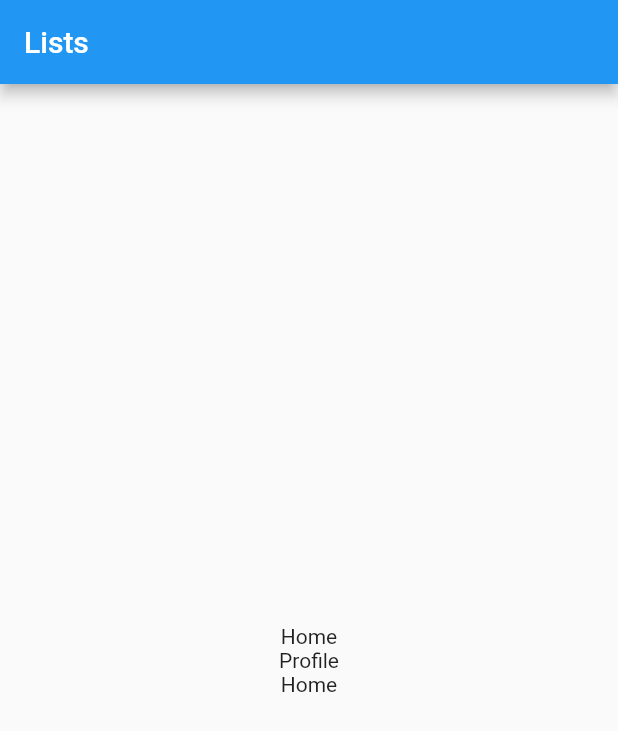
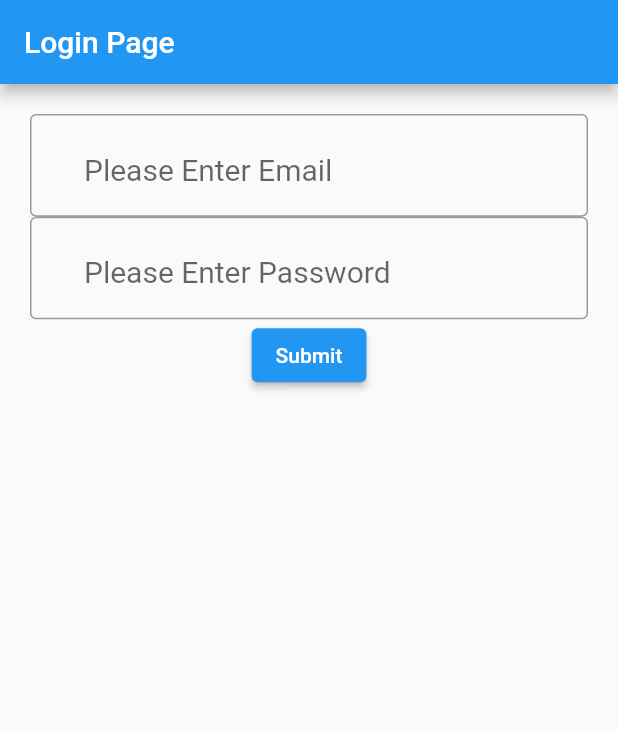
Before and after one commit to mubarakansari715/flutter_demo, a Flutter app: the screen it shows after launch, on a phone screen of 412 x 824 dp. Shown: the top 731 px of the screen. Run offline on Flutter 3.47's test engine with Material 2 defaults, Android fonts, the phone set to English and light mode, and no system bars.

Commit message:
Add textFeildLayout login form

```diff
--- /dev/null
+++ b/lib/login/LoginScreen.dart
@@ -0,0 +1,68 @@
+import 'package:flutter/material.dart';
+
+class LoginScreen extends StatefulWidget {
+  const LoginScreen({super.key});
+
+  @override
+  _TextFieldLayout createState() => _TextFieldLayout();
+}
+
+class _TextFieldLayout extends State<LoginScreen> {
+  final TextEditingController _username = TextEditingController();
+  final TextEditingController _password = TextEditingController();
+
+  @override
+  Widget build(BuildContext context) {
+    return MaterialApp(
+        debugShowCheckedModeBanner: false,
+        home: Scaffold(
+          appBar: AppBar(
+            title: const Text("Login Page"),
+          ),
+          body: Padding(
+            padding: EdgeInsets.fromLTRB(20, 20, 20, 0),
+            child: Center(
+                child: Column(
+              /* mainAxisAlignment: MainAxisAlignment.end,*/
+              children: [
+                TextField(
+                  controller: _username,
+                  onChanged: (text) {
+                    print(text.toLowerCase());
+                  },
+                  textInputAction: TextInputAction.next,
+                  style: TextStyle(fontSize: 20),
+                  decoration: InputDecoration(
+                      prefix: Icon(Icons.person),
+                      suffix: Icon(Icons.check),
+                      hintText: "Please Enter Email",
+                      border: OutlineInputBorder(),
+                      focusedBorder: OutlineInputBorder()),
+                ),
+                TextField(
+                  controller: _password,
+                  onChanged: (text) {
+                    print(text.toLowerCase());
+                  },
+                  textInputAction: TextInputAction.next,
+                  style: TextStyle(fontSize: 20),
+                  decoration: InputDecoration(
+                      prefix: Icon(Icons.lock),
+                      suffix: Icon(Icons.check),
+                      hintText: "Please Enter Password",
+                      border: OutlineInputBorder(),
+                      focusedBorder: OutlineInputBorder()),
+                ),
+                ElevatedButton(
+                  onPressed: () {
+                    print(_username.value.text);
+                    print(_password.value.text);
+                  },
+                  child: Text("Submit"),
+                ),
+              ],
+            )),
+          ),
+        ));
+  }
+}
--- a/lib/main.dart
+++ b/lib/main.dart
@@ -3,8 +3,9 @@ import 'package:flutter_demo/navigationdrawer/MyNavigationDrawer.dart';
 import 'bottomnavigationbar/MyBottomNavigationBar.dart';
 import 'bottomsheet/MyBottomSheet.dart';
 import 'layoutScreens/LayoutScreens.dart';
+import 'login/LoginScreen.dart';
 import 'mytabbar/MyTabBar.dart';
 
 void main() {
-  runApp(const LayoutScreens());
+  runApp(const LoginScreen());
 }
```
